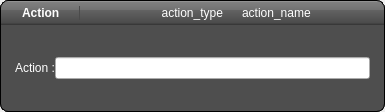
This is data/FormActionTouchscreen.ui in calaos/calaos_installer as Qt 5 draws it before an edit. The edited form follows.
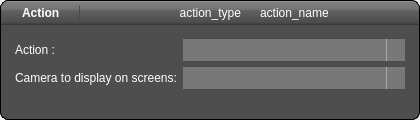
This is the edited form. Icons and pictures are not drawn.

Commit message: Add action touchscreen with camera

Diff of the .ui file:
```diff
--- a/data/FormActionTouchscreen.ui
+++ b/data/FormActionTouchscreen.ui
@@ -6,8 +6,8 @@
    <rect>
     <x>0</x>
     <y>0</y>
-    <width>385</width>
-    <height>112</height>
+    <width>420</width>
+    <height>120</height>
    </rect>
   </property>
   <property name="windowTitle">
@@ -197,10 +197,7 @@
      </property>
      <layout class="QHBoxLayout" name="horizontalLayout_5">
       <item>
-       <layout class="QGridLayout" name="gridLayout">
-        <property name="horizontalSpacing">
-         <number>0</number>
-        </property>
+       <layout class="QFormLayout" name="formLayout">
         <item row="0" column="0">
          <widget class="QLabel" name="label_3">
           <property name="text">
@@ -209,7 +206,31 @@
          </widget>
         </item>
         <item row="0" column="1">
-         <widget class="QLineEdit" name="editAction"/>
+         <widget class="QComboBox" name="comboBoxAction">
+          <property name="sizePolicy">
+           <sizepolicy hsizetype="MinimumExpanding" vsizetype="Fixed">
+            <horstretch>0</horstretch>
+            <verstretch>0</verstretch>
+           </sizepolicy>
+          </property>
+         </widget>
+        </item>
+        <item row="1" column="1">
+         <widget class="QComboBox" name="comboBoxCamera">
+          <property name="sizePolicy">
+           <sizepolicy hsizetype="MinimumExpanding" vsizetype="Fixed">
+            <horstretch>0</horstretch>
+            <verstretch>0</verstretch>
+           </sizepolicy>
+          </property>
+         </widget>
+        </item>
+        <item row="1" column="0">
+         <widget class="QLabel" name="label_4">
+          <property name="text">
+           <string>Camera to display on screens:</string>
+          </property>
+         </widget>
         </item>
        </layout>
       </item>
```
Left out of the diff: 26 changed lines with no effect on the pictures. The commit also changes 5 other files.
